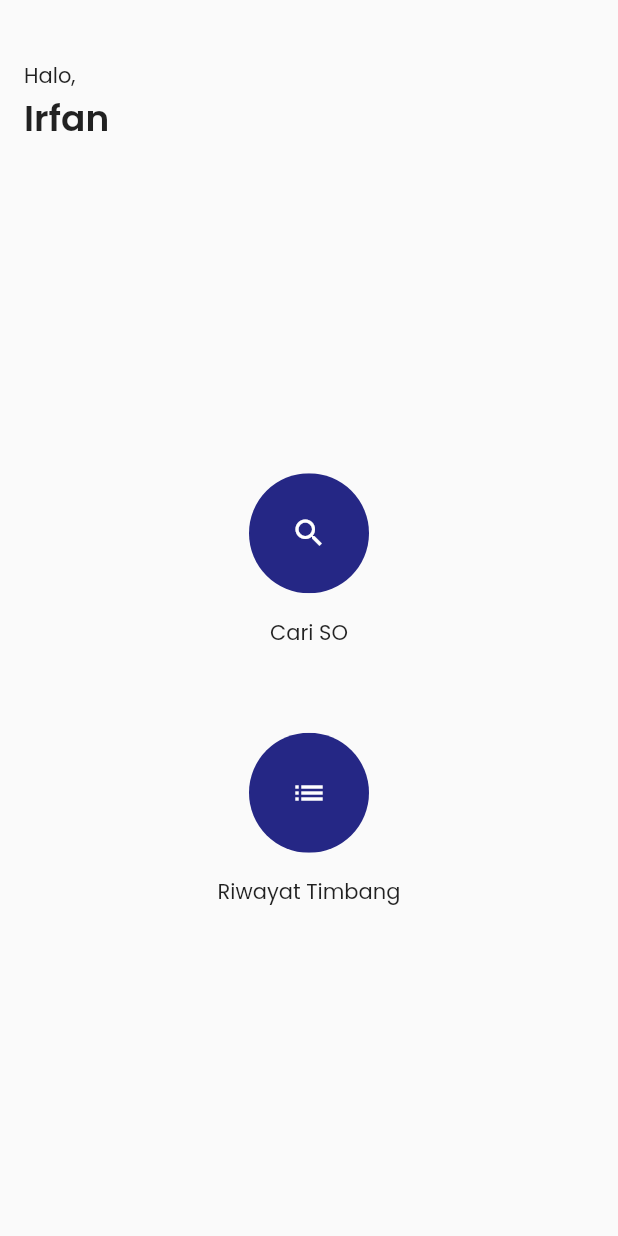
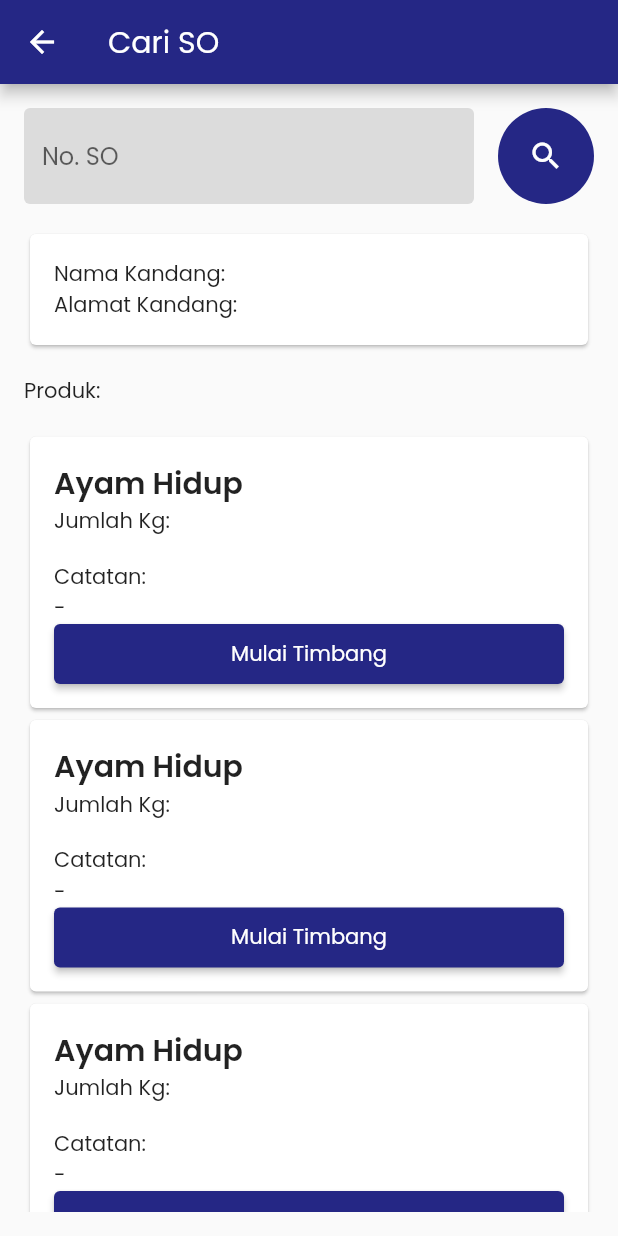
Before and after one commit to mirfanrafif/gilang-expedisi, a Flutter app: the MenuPage screen opened directly, after a tap on the "search" icon, on a phone screen of 412 x 824 dp. Run offline on Flutter 3.47's test engine with Material 2 defaults, Android fonts, the phone set to English and light mode, and no system bars.

Commit message:
sampai tambah timbang

```diff
--- /dev/null
+++ b/lib/components/pages/cari_so_page.dart
@@ -0,0 +1,94 @@
+import 'package:aplikasi_timbang/components/widgets/product_card.dart';
+import 'package:flutter/material.dart';
+
+class CariSOPage extends StatefulWidget {
+  const CariSOPage({Key? key}) : super(key: key);
+
+  @override
+  State<CariSOPage> createState() => _CariSOPageState();
+}
+
+class _CariSOPageState extends State<CariSOPage> {
+  final _cariSoController = TextEditingController();
+
+  @override
+  void initState() {
+    // TODO: implement initState
+    super.initState();
+  }
+
+  @override
+  Widget build(BuildContext context) {
+    return Scaffold(
+      appBar: AppBar(
+        title: const Text("Cari SO"),
+      ),
+      body: Container(
+        padding: const EdgeInsets.all(16),
+        child: ListView(
+          children: [
+            //Text Field untuk cari SO
+            Row(
+              children: [
+                Expanded(
+                  child: TextField(
+                    decoration: const InputDecoration(
+                      border: OutlineInputBorder(
+                        borderSide: BorderSide.none,
+                      ),
+                      hintText: "No. SO",
+                      filled: true,
+                      fillColor: Colors.black12,
+                    ),
+                    controller: _cariSoController,
+                  ),
+                ),
+                const SizedBox(
+                  width: 16,
+                ),
+                ClipOval(
+                  child: Container(
+                    padding: const EdgeInsets.all(8),
+                    color: Theme.of(context).primaryColor,
+                    child: IconButton(
+                      color: Colors.white,
+                      icon: const Icon(Icons.search),
+                      onPressed: () {},
+                      splashColor: Colors.white,
+                      highlightColor: Colors.white,
+                    ),
+                  ),
+                )
+              ],
+            ),
+            const SizedBox(
+              height: 16,
+            ),
+            Card(
+              child: Padding(
+                padding: const EdgeInsets.all(16),
+                child: Column(
+                  crossAxisAlignment: CrossAxisAlignment.start,
+                  children: [
+                    Text("Nama Kandang: "),
+                    Text("Alamat Kandang: "),
+                  ],
+                ),
+              ),
+            ),
+            const SizedBox(
+              height: 16,
+            ),
+            const Text("Produk:"),
+            const SizedBox(
+              height: 16,
+            ),
+            ProductCard(),
+            ProductCard(),
+            ProductCard(),
+          ],
+        ),
+      ),
+    );
+  }
+}
--- a/lib/components/pages/menu_page.dart
+++ b/lib/components/pages/menu_page.dart
@@ -1,3 +1,5 @@
+import 'package:aplikasi_timbang/components/pages/cari_so_page.dart';
+import 'package:aplikasi_timbang/components/widgets/menu_button.dart';
 import 'package:flutter/material.dart';
 
 class MenuPage extends StatelessWidget {
@@ -22,25 +24,30 @@ class MenuPage extends StatelessWidget {
                 child: Column(
                   mainAxisSize: MainAxisSize.min,
                   children: [
-                    getMenuButton(
-                        context,
-                        const Icon(
+                    MenuButton(
+                        icon: const Icon(
                           Icons.search,
                           color: Colors.white,
                         ),
-                        "Cari SO",
-                        () {}),
+                        onClick: () {
+                          Navigator.push(
+                            context,
+                            MaterialPageRoute(
+                              builder: (context) => const CariSOPage(),
+                            ),
+                          );
+                        },
+                        text: "Cari SO"),
                     const SizedBox(
                       height: 56,
                     ),
-                    getMenuButton(
-                        context,
-                        const Icon(
+                    MenuButton(
+                        icon: const Icon(
                           Icons.list,
                           color: Colors.white,
                         ),
-                        "Riwayat Timbang",
-                        () {}),
+                        onClick: () {},
+                        text: "Riwayat Timbang")
                   ],
                 ),
               ),
@@ -50,28 +57,4 @@ class MenuPage extends StatelessWidget {
       ),
     );
   }
-
-  Widget getMenuButton(
-      BuildContext context, Icon icon, String text, Function() onClick) {
-    return Column(
-      mainAxisSize: MainAxisSize.min,
-      children: [
-        ClipOval(
-          child: Container(
-            color: Theme.of(context).primaryColor,
-            width: 80,
-            height: 80,
-            child: IconButton(
-              icon: icon,
-              onPressed: onClick,
-            ),
-          ),
-        ),
-        const SizedBox(
-          height: 16,
-        ),
-        Text(text),
-      ],
-    );
-  }
 }
--- /dev/null
+++ b/lib/components/widgets/menu_button.dart
@@ -0,0 +1,37 @@
+import 'package:flutter/material.dart';
+
+class MenuButton extends StatelessWidget {
+  final Icon icon;
+  final Function() onClick;
+  final String text;
+  const MenuButton(
+      {Key? key, required this.icon, required this.onClick, required this.text})
+      : super(key: key);
+
+  @override
+  Widget build(BuildContext context) {
+    return Column(
+      mainAxisSize: MainAxisSize.min,
+      children: [
+        SizedBox(
+          width: 80,
+          height: 80,
+          child: ClipOval(
+            child: Material(
+              color: Theme.of(context).primaryColor,
+              child: InkWell(
+                splashColor: Colors.white12,
+                child: icon,
+                onTap: onClick,
+              ),
+            ),
+          ),
+        ),
+        const SizedBox(
+          height: 16,
+        ),
+        Text(text),
+      ],
+    );
+  }
+}
--- /dev/null
+++ b/lib/components/widgets/product_card.dart
@@ -0,0 +1,44 @@
+import 'package:aplikasi_timbang/components/pages/tambah_timbang_page.dart';
+import 'package:flutter/material.dart';
+
+class ProductCard extends StatelessWidget {
+  const ProductCard({Key? key}) : super(key: key);
+
+  @override
+  Widget build(BuildContext context) {
+    return Card(
+      child: Padding(
+        padding: EdgeInsets.all(16),
+        child: Column(
+          crossAxisAlignment: CrossAxisAlignment.start,
+          children: [
+            Text(
+              "Ayam Hidup",
+              style: TextStyle(fontSize: 20, fontWeight: FontWeight.w600),
+            ),
+            Text("Jumlah Kg:"),
+            const SizedBox(
+              height: 16,
+            ),
+            Text("Catatan:"),
+            Text("-"),
+            SizedBox(
+              width: double.infinity,
+              height: 40,
+              child: ElevatedButton(
+                onPressed: () {
+                  Navigator.push(
+                      context,
+                      MaterialPageRoute(
+                        builder: (context) => const TambahTimbangPage(),
+                      ));
+                },
+                child: Text("Mulai Timbang"),
+              ),
+            )
+          ],
+        ),
+      ),
+    );
+  }
+}
```
Also changed, not shown: lib/components/pages/tambah_timbang_page.dart (added, +173 -0 lines).
